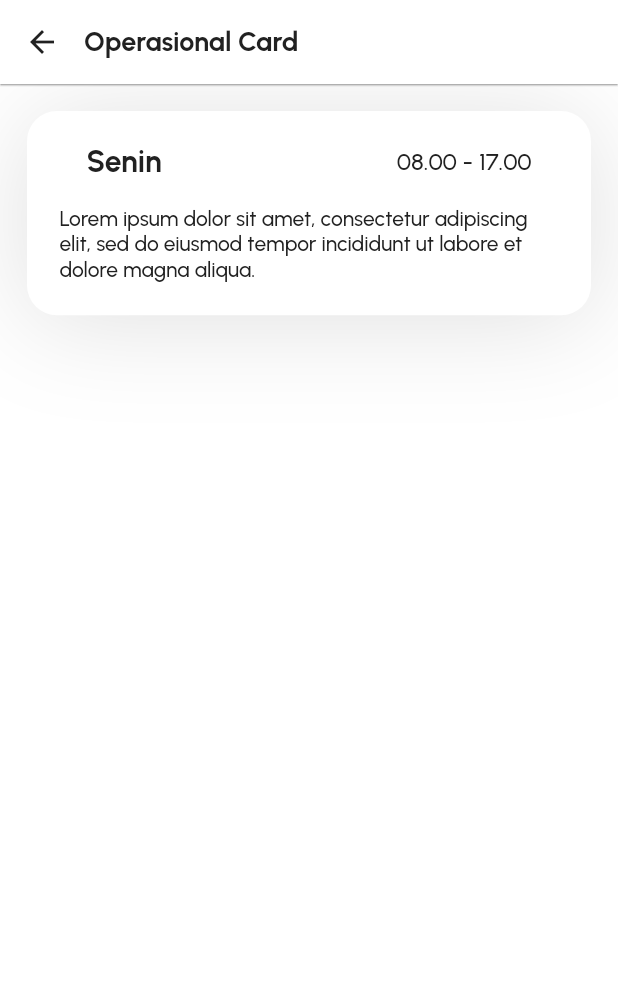
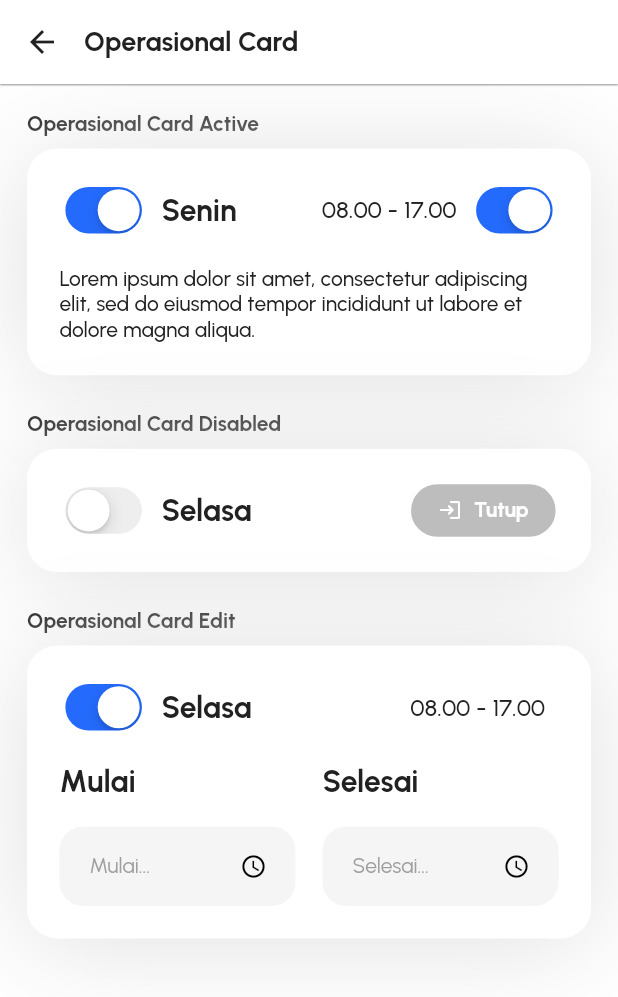
Before and after one commit to ideaver/alvamind-one-library-frontend, a Flutter app: the OperasionalCardSamplesView screen opened by its route, on a phone screen of 412 x 824 dp. Shown: the top 997 px of the screen. Run offline on Flutter 3.47's test engine with Material 2 defaults, Android fonts, the phone set to English and light mode, and no system bars; our stand-ins replace connectivity, dotted_border, firebase_messaging, flutter_local_notifications, flutter_secure_storage, get_it and 8 more; missing offline and left inert: optimized_cached_image, syncfusion_flutter_core; accounts and stored records are empty; project files that could hold a hidden picture were left out.

Commit message:
update more organism

```diff
--- a/lib/app/route/app_routes.dart
+++ b/lib/app/route/app_routes.dart
@@ -1,3 +1,4 @@
+import 'package:alvamind_library/view/samples/toggle_samples_view.dart';
 import 'package:flutter/material.dart';
 
 import '../../view/main/main_view.dart';
@@ -66,6 +67,8 @@ class AppRoutes {
     ProgressLineSamplesView.routeName: (context) => const ProgressLineSamplesView(),
     DropDownSamplesView.routeName: (context) => const DropDownSamplesView(),
     ItemCardsSamplesView.routeName: (context) => const ItemCardsSamplesView(),
+    ToggleSamplesView.routeName: (context) => const ToggleSamplesView(),
+    //
     AccordionSamplesView.routeName: (context) => const AccordionSamplesView(),
     PaymentSamplesView.routeName: (context) => const PaymentSamplesView(),
     ModalPopupButtonSamplesView.routeName: (context) => const ModalPopupButtonSamplesView(),
--- a/lib/view/samples/modal_samples_view.dart
+++ b/lib/view/samples/modal_samples_view.dart
@@ -53,19 +53,25 @@ class _ModalPopupButtonSamplesViewState extends State<ModalPopupButtonSamplesVie
             miniTitle: 'Are you sure you want to log out?',
             subtitle: 'Lorem ipsum dolor sit amet hua qui lori ipsum sit ghui amet poety amet',
             subtitleColor: AppColors.black,
+            directionButton: Axis.horizontal,
+            price: false,
             children: [
-              AppButton(
+              Expanded(
+                child: AppButton(
                   onTap: () {},
                   text: 'Cancel',
                   textColor: AppColors.primary,
                   buttonColor: AppColors.blueLv5,
                   rounded: true,
                 ),
+              ),
               SizedBox(width: AppSizes.padding / 2),
-              AppButton(
+              Expanded(
+                child: AppButton(
                   onTap: () {},
                   text: 'Yes, Logout',
                   rounded: true,
+                ),
               ),
             ],
           );
@@ -87,6 +93,8 @@ class _ModalPopupButtonSamplesViewState extends State<ModalPopupButtonSamplesVie
             title: 'Logout',
             titleColor: AppColors.redLv1,
             miniTitle: 'Are you sure you want to log out?',
+            directionButton: Axis.horizontal,
+            price: false,
             children: [
               Expanded(
                 child: AppButton(
@@ -127,11 +135,7 @@ class _ModalPopupButtonSamplesViewState extends State<ModalPopupButtonSamplesVie
           final navigator = Navigator.of(context);
           AppModal.show(
             navigator,
-            borderRadius: BorderRadius.only(
-              topLeft: Radius.circular(40),
-              topRight: Radius.circular(40),
-            ),
-            backgroundColor: AppColors.yellowLv1,
+            backgroundColor: AppColors.white,
             title: 'Pin Poin Alamat',
             titleColor: AppColors.black,
             directionButton: Axis.vertical,
--- a/lib/view/samples/operasional_card_samples_view.dart
+++ b/lib/view/samples/operasional_card_samples_view.dart
@@ -1,10 +1,10 @@
 import 'package:alvamind_library/app/theme/app_sizes.dart';
-import 'package:alvamind_library/app/theme/app_text_style.dart';
-import 'package:alvamind_library/widget/molecule/app_card_container.dart';
+import 'package:alvamind_library/view/samples/sample_wrapper.dart';
+import 'package:alvamind_library/widget/organism/operasional_card/operasional_card_edit.dart';
 
 import 'package:flutter/material.dart';
 
-import '../../app/theme/app_colors.dart';
+import '../../widget/organism/operasional_card/operasional_card.dart';
 
 class OperasionalCardSamplesView extends StatefulWidget {
   const OperasionalCardSamplesView({Key? key}) : super(key: key);
@@ -25,69 +25,46 @@ class _OperasionalCardSamplesViewState extends State<OperasionalCardSamplesView>
         child: Column(
           crossAxisAlignment: CrossAxisAlignment.start,
           children: [
-            Column(
-              children: [
-                AppCardContainer(
-                  padding: EdgeInsets.all(AppSizes.padding * 1.2),
-                  boxShadow: const [
-                    BoxShadow(
-                      color: AppColors.blackLv7,
-                      offset: Offset(0, 4),
-                      blurRadius: 60,
-                      spreadRadius: 0,
-                    ),
-                  ],
-                  child: Column(
-                    children: [
-                      Row(
-                        mainAxisAlignment: MainAxisAlignment.spaceBetween,
-                        children: [
-                          Row(
-                            children: [
-                              SizedBox(
-                                width: AppSizes.padding,
-                              ),
-                              Text(
-                                'Senin',
-                                style: AppTextStyle.bold(size: 20),
-                              )
-                            ],
-                          ),
-                          Row(
-                            children: [
-                              Text(
-                                '08.00 - 17.00',
-                                style: AppTextStyle.medium(size: 16),
-                              ),
-                              SizedBox(
-                                width: AppSizes.padding,
-                              ),
-                            ],
-                          ),
-                        ],
-                      ),
-                      SizedBox(
-                        height: AppSizes.padding,
-                      ),
-                      Text(
-                        'Lorem ipsum dolor sit amet, consectetur adipiscing elit, sed do eiusmod tempor incididunt ut labore et dolore magna aliqua.',
-                        style: AppTextStyle.medium(size: 14),
-                      )
-                    ],
-                  ),
-                )
-              ],
-            )
+            operasionalCard(),
+            operasionalCardDisabled(),
+            operasionalCardEdit(),
           ],
         ),
       ),
     );
   }
 
-  // Widget cardPinPoinDelivery() {
-  //   return SampleWrapper(
-  //     title: 'Card PinPoin & Delivery',
-  //     widget:
-  //   );
-  // }
+  Widget operasionalCard() {
+    return SampleWrapper(
+      title: 'Operasional Card Active',
+      widget: OperasionalCard(
+        dayTitle: 'Senin',
+        time: '08.00 - 17.00',
+      ),
+    );
+  }
+
+  Widget operasionalCardDisabled() {
+    return SampleWrapper(
+      title: 'Operasional Card Disabled',
+      widget: OperasionalCard(
+        isDisabled: true,
+        dayTitle: 'Selasa',
+        time: '08.00 - 17.00',
+        chipCloseButton: () {
+          // TODO
+        },
+      ),
+    );
+  }
+
+  Widget operasionalCardEdit() {
+    return SampleWrapper(
+      title: 'Operasional Card Edit',
+      widget: OperasionalCardEdit(
+        dayTitle: 'Selasa',
+        time: '08.00 - 17.00',
+      ),
+    );
+  }
 }
--- a/lib/widget/molecule/app_modal.dart
+++ b/lib/widget/molecule/app_modal.dart
@@ -37,6 +37,7 @@ class AppModal {
     showModalBottomSheet(
       context: navigator.context,
       // isScrollControlled: true,
+      backgroundColor: AppColors.transparent,
       builder: (context) {
         return AppModalWidget(
           backgroundColor: backgroundColor,
@@ -127,7 +128,11 @@ class _AppModalWidgetState extends State<AppModalWidget> {
     return Container(
       decoration: BoxDecoration(
         color: widget.backgroundColor ?? AppColors.white,
-        borderRadius: widget.borderRadius ?? BorderRadius.circular(40),
+        borderRadius: widget.borderRadius ??
+            const BorderRadius.only(
+              topLeft: Radius.circular(40),
+              topRight: Radius.circular(40),
+            ),
       ),
       child: Padding(
         padding: widget.padding ??
@@ -140,7 +145,7 @@ class _AppModalWidgetState extends State<AppModalWidget> {
           children: [
             AppDivider(
               thickness: 4,
-              padding: EdgeInsets.symmetric(vertical: 0, horizontal: AppSizes.padding * 6),
+              padding: EdgeInsets.symmetric(vertical: 0, horizontal: AppSizes.padding * 8),
             ),
             SizedBox(height: AppSizes.padding),
             Column(
--- /dev/null
+++ b/lib/widget/organism/operasional_card/operasional_card.dart
@@ -0,0 +1,125 @@
+import 'package:alvamind_library/widget/molecule/app_chips.dart';
+import 'package:flutter/material.dart';
+
+import '../../../app/theme/app_colors.dart';
+import '../../../app/theme/app_sizes.dart';
+import '../../../app/theme/app_text_style.dart';
+import '../../molecule/app_Toggle.dart';
+import '../../molecule/app_card_container.dart';
+
+// ignore: must_be_immutable
+class OperasionalCard extends StatefulWidget {
+  final String? dayTitle;
+  final String? time;
+  final String? text;
+  final void Function()? chipCloseButton;
+  bool? isDisabled;
+
+  OperasionalCard({
+    super.key,
+    this.isDisabled,
+    this.dayTitle,
+    this.text,
+    this.time,
+    this.chipCloseButton,
+  });
+
+  @override
+  State<OperasionalCard> createState() => _OperasionalCardState();
+}
+
+class _OperasionalCardState extends State<OperasionalCard> {
+  bool value1 = true;
+  bool value2 = false;
+  @override
+  Widget build(BuildContext context) {
+    return Column(
+      children: [
+        AppCardContainer(
+          padding: EdgeInsets.all(AppSizes.padding * 1.2),
+          boxShadow: const [
+            BoxShadow(
+              color: AppColors.blackLv7,
+              offset: Offset(0, 4),
+              blurRadius: 60,
+              spreadRadius: 0,
+            ),
+          ],
+          child: Column(
+            children: [
+              Row(
+                mainAxisAlignment: MainAxisAlignment.spaceBetween,
+                children: [
+                  Row(
+                    children: [
+                      AppToggle(
+                        value: widget.isDisabled == true ? false : value1,
+                        onChanged: (val) {
+                          value1 = val;
+                          setState(() {
+                            value1 == false ? widget.isDisabled = true : widget.isDisabled = false;
+                          });
+                        },
+                      ),
+                      SizedBox(
+                        width: AppSizes.padding / 2,
+                      ),
+                      Text(
+                        widget.dayTitle ?? '',
+                        style: AppTextStyle.bold(size: 20),
+                      )
+                    ],
+                  ),
+                  widget.isDisabled == true
+                      ? AppChips(
+                          text: 'Tutup',
+                          fontSize: 14,
+                          selectedColor: AppColors.blackLv6,
+                          leftIcon: Icons.login_rounded,
+                          padding: EdgeInsets.symmetric(
+                            vertical: AppSizes.padding / 2,
+                            horizontal: AppSizes.padding,
+                          ),
+                          onTap: widget.chipCloseButton ?? () {},
+                          isSelected: true,
+                        )
+                      : Row(
+                          children: [
+                            Text(
+                              widget.time ?? '',
+                              style: AppTextStyle.medium(size: 16),
+                            ),
+                            SizedBox(
+                              width: AppSizes.padding / 2,
+                            ),
+                            AppToggle(
+                              value: value1,
+                              onChanged: (val) {
+                                value1 = val;
+                                setState(() {
+                                  widget.isDisabled == false ? widget.isDisabled = false : widget.isDisabled = true;
+                                });
+                              },
+                            ),
+                          ],
+                        ),
+                ],
+              ),
+              widget.isDisabled == true
+                  ? const SizedBox.shrink()
+                  : SizedBox(
+                      height: AppSizes.padding,
+                    ),
+              widget.isDisabled == true
+                  ? const SizedBox.shrink()
+                  : Text(
+                      widget.text ?? 'Lorem ipsum dolor sit amet, consectetur adipiscing elit, sed do eiusmod tempor incididunt ut labore et dolore magna aliqua.',
+                      style: AppTextStyle.medium(size: 14),
+                    )
+            ],
+          ),
+        )
+      ],
+    );
+  }
+}
--- /dev/null
+++ b/lib/widget/organism/operasional_card/operasional_card_edit.dart
@@ -0,0 +1,140 @@
+import 'package:flutter/material.dart';
+
+import '../../../app/theme/app_colors.dart';
+import '../../../app/theme/app_sizes.dart';
+import '../../../app/theme/app_text_style.dart';
+import '../../molecule/app_Toggle.dart';
+import '../../molecule/app_card_container.dart';
+import '../../molecule/app_text_field.dart';
+
+class OperasionalCardEdit extends StatefulWidget {
+  final String? dayTitle;
+  final String? time;
+  final String? text;
+
+  const OperasionalCardEdit({
+    super.key,
+    this.dayTitle,
+    this.text,
+    this.time,
+  });
+
+  @override
+  State<OperasionalCardEdit> createState() => _OperasionalCardEditState();
+}
+
+class _OperasionalCardEditState extends State<OperasionalCardEdit> {
+  bool value1 = true;
+
+  @override
+  Widget build(BuildContext context) {
+    return Column(
+      children: [
+        AppCardContainer(
+          padding: EdgeInsets.all(AppSizes.padding * 1.2),
+          boxShadow: const [
+            BoxShadow(
+              color: AppColors.blackLv7,
+              offset: Offset(0, 4),
+              blurRadius: 60,
+              spreadRadius: 0,
+            ),
+          ],
+          child: Column(
+            children: [
+              Row(
+                mainAxisAlignment: MainAxisAlignment.spaceBetween,
+                children: [
+                  Row(
+                    children: [
+                      AppToggle(
+                        value: value1,
+                        onChanged: (val) {
+                          value1 = val;
+                          setState(() {});
+                        },
+                      ),
+                      SizedBox(
+                        width: AppSizes.padding / 2,
+                      ),
+                      Text(
+                        widget.dayTitle ?? '',
+                        style: AppTextStyle.bold(size: 20),
+                      )
+                    ],
+                  ),
+                  Row(
+                    children: [
+                      Text(
+                        widget.time ?? '',
+                        style: AppTextStyle.medium(size: 16),
+                      ),
+                      SizedBox(
+                        width: AppSizes.padding / 2,
+                      ),
+                    ],
+                  ),
+                ],
+              ),
+              SizedBox(
+                height: AppSizes.padding,
+              ),
+              Row(
+                mainAxisAlignment: MainAxisAlignment.spaceBetween,
+                children: [
+                  Expanded(
+                    child: Column(
+                      crossAxisAlignment: CrossAxisAlignment.start,
+                      children: [
+                        Text(
+                          'Mulai',
+                          style: AppTextStyle.bold(
+                            size: 20,
+                          ),
+                        ),
+                        SizedBox(
+                          height: AppSizes.padding,
+                        ),
+                        AppTextField(
+                          hintText: 'Mulai...',
+                          suffixIcon: Icons.access_time,
+                          iconsColor: AppColors.black,
+                          onEditingComplete: () {},
+                        ),
+                      ],
+                    ),
+                  ),
+                  SizedBox(
+                    width: AppSizes.padding,
+                  ),
+                  Expanded(
+                    child: Column(
+                      crossAxisAlignment: CrossAxisAlignment.start,
+                      children: [
+                        Text(
+                          'Selesai',
+                          style: AppTextStyle.bold(
+                            size: 20,
+                          ),
+                        ),
+                        SizedBox(
+                          height: AppSizes.padding,
+                        ),
+                        AppTextField(
+                          hintText: 'Selesai...',
+                          suffixIcon: Icons.access_time,
+                          iconsColor: AppColors.black,
+                          onEditingComplete: () {},
+                        ),
+                      ],
+                    ),
+                  ),
+                ],
+              )
+            ],
+          ),
+        )
+      ],
+    );
+  }
+}
```
Lines whose indentation alone changed are shown as unchanged.
